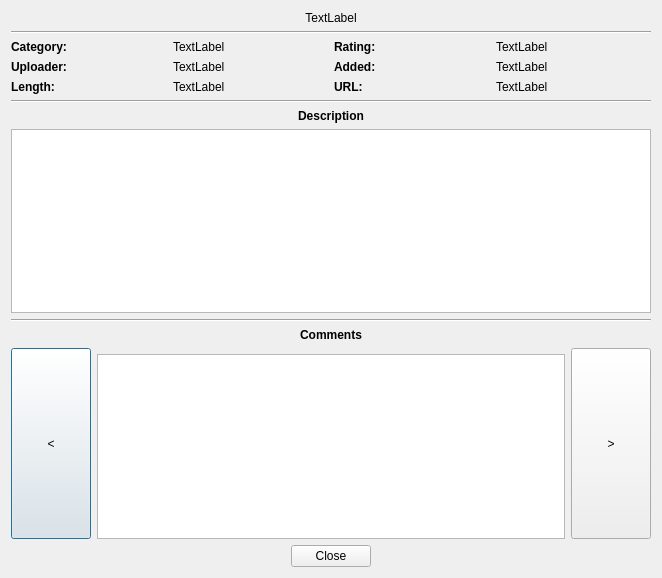
Old version of the form youtubecommentsdialog.ui in the repository AlexLevkovich/YoutubeViewer.
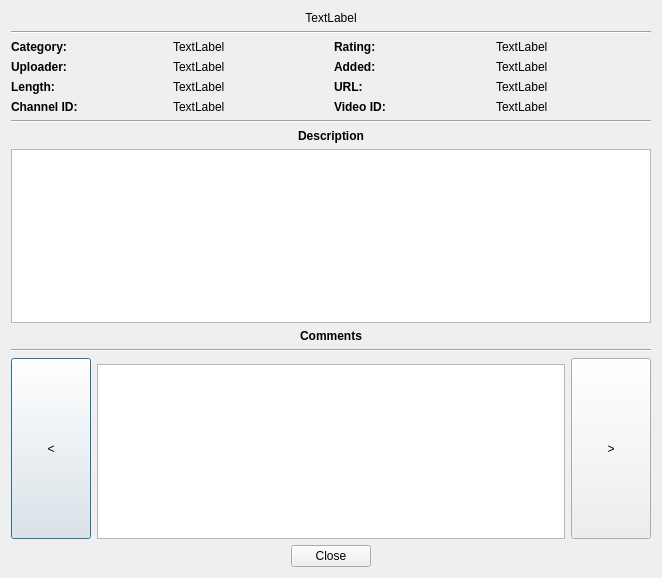
New version of the form. Icons and pictures are not drawn. Custom widgets are drawn as their Qt base class.

Commit message: added channelID and videoID fields

The edit to the form file:
```diff
--- a/youtubecommentsdialog.ui
+++ b/youtubecommentsdialog.ui
@@ -155,6 +155,55 @@
        <property name="text">
         <string>TextLabel</string>
        </property>
+       <property name="textInteractionFlags">
+        <set>Qt::LinksAccessibleByMouse|Qt::TextSelectableByMouse</set>
+       </property>
+      </widget>
+     </item>
+     <item row="3" column="0">
+      <widget class="QLabel" name="label_9">
+       <property name="font">
+        <font>
+         <weight>75</weight>
+         <bold>true</bold>
+        </font>
+       </property>
+       <property name="text">
+        <string>Channel ID:</string>
+       </property>
+      </widget>
+     </item>
+     <item row="3" column="1">
+      <widget class="QLabel" name="channelidLabel">
+       <property name="text">
+        <string>TextLabel</string>
+       </property>
+       <property name="textInteractionFlags">
+        <set>Qt::LinksAccessibleByMouse|Qt::TextSelectableByMouse</set>
+       </property>
+      </widget>
+     </item>
+     <item row="3" column="2">
+      <widget class="QLabel" name="label_10">
+       <property name="font">
+        <font>
+         <weight>75</weight>
+         <bold>true</bold>
+        </font>
+       </property>
+       <property name="text">
+        <string>Video ID:</string>
+       </property>
+      </widget>
+     </item>
+     <item row="3" column="3">
+      <widget class="QLabel" name="videoidLabel">
+       <property name="text">
+        <string>TextLabel</string>
+       </property>
+       <property name="textInteractionFlags">
+        <set>Qt::LinksAccessibleByMouse|Qt::TextSelectableByMouse</set>
+       </property>
       </widget>
      </item>
     </layout>
@@ -192,13 +241,6 @@
      </property>
     </widget>
    </item>
-   <item>
-    <widget class="Line" name="line">
-     <property name="orientation">
-      <enum>Qt::Horizontal</enum>
-     </property>
-    </widget>
-   </item>
    <item>
     <widget class="QLabel" name="label_7">
      <property name="font">
@@ -215,6 +257,13 @@
      </property>
     </widget>
    </item>
+   <item>
+    <widget class="Line" name="line">
+     <property name="orientation">
+      <enum>Qt::Horizontal</enum>
+     </property>
+    </widget>
+   </item>
    <item>
     <layout class="QHBoxLayout" name="horizontalLayout">
      <item>
```
Left out of the diff: 15 changed lines with no effect on the pictures. The commit also changes 1 other file.
